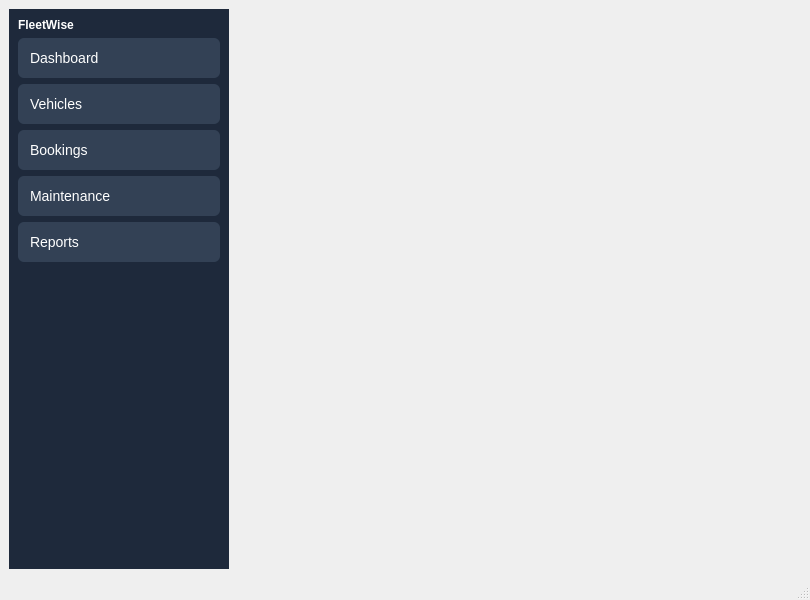
The window that FleetWise/mainwindow.ui (Wendz19/FleetWise) describes before a commit, drawn with Qt 5.
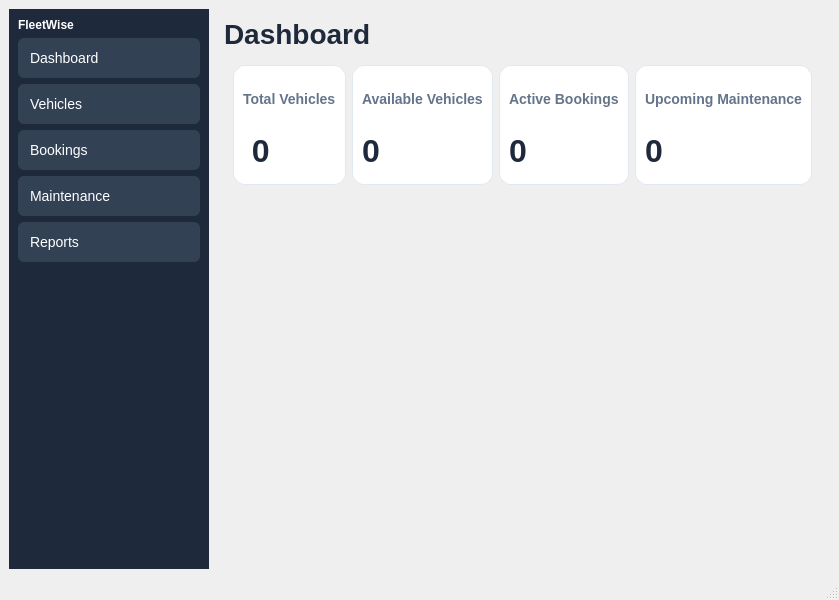
The same window after the commit.

Commit message: Built Fleetwise dashboard UI with four summary cards

What changed in the file:
```diff
--- a/FleetWise/mainwindow.ui
+++ b/FleetWise/mainwindow.ui
@@ -252,7 +252,7 @@
       <item>
        <widget class="QWidget" name="contentArea" native="true">
         <property name="sizePolicy">
-         <sizepolicy hsizetype="Preferred" vsizetype="Maximum">
+         <sizepolicy hsizetype="Preferred" vsizetype="Expanding">
           <horstretch>0</horstretch>
           <verstretch>0</verstretch>
          </sizepolicy>
@@ -260,6 +260,259 @@
         <property name="styleSheet">
          <string notr="true"/>
         </property>
+        <layout class="QVBoxLayout" name="verticalLayout_2" stretch="0,0,0">
+         <item>
+          <widget class="QLabel" name="label_2">
+           <property name="sizePolicy">
+            <sizepolicy hsizetype="Preferred" vsizetype="Maximum">
+             <horstretch>0</horstretch>
+             <verstretch>0</verstretch>
+            </sizepolicy>
+           </property>
+           <property name="styleSheet">
+            <string notr="true">QLabel {
+    color: #1E293B;
+    font-size: 28px;
+    font-weight: bold;
+}
+</string>
+           </property>
+           <property name="text">
+            <string>Dashboard</string>
+           </property>
+           <property name="alignment">
+            <set>Qt::AlignmentFlag::AlignLeading|Qt::AlignmentFlag::AlignLeft|Qt::AlignmentFlag::AlignTop</set>
+           </property>
+          </widget>
+         </item>
+         <item>
+          <widget class="QWidget" name="dashboardCardsContainer" native="true">
+           <layout class="QHBoxLayout" name="horizontalLayout">
+            <item>
+             <widget class="QFrame" name="cardTotalVehicles">
+              <property name="minimumSize">
+               <size>
+                <width>0</width>
+                <height>120</height>
+               </size>
+              </property>
+              <property name="styleSheet">
+               <string notr="true">QFrame#cardTotalVehicles {
+    background-color: #FFFFFF;
+    border: 1px solid #E2E8F0;
+    border-radius: 12px;
+}</string>
+              </property>
+              <property name="frameShape">
+               <enum>QFrame::Shape::StyledPanel</enum>
+              </property>
+              <property name="frameShadow">
+               <enum>QFrame::Shadow::Raised</enum>
+              </property>
+              <layout class="QVBoxLayout" name="verticalLayout_3">
+               <property name="spacing">
+                <number>4</number>
+               </property>
+               <item>
+                <widget class="QLabel" name="label_3">
+                 <property name="styleSheet">
+                  <string notr="true">color: #64748B;
+font-size: 14px;
+font-weight: 500;</string>
+                 </property>
+                 <property name="text">
+                  <string>Total Vehicles</string>
+                 </property>
+                </widget>
+               </item>
+               <item>
+                <widget class="QLabel" name="lblTotalVehiclesCount">
+                 <property name="styleSheet">
+                  <string notr="true">color: #1E293B;
+font-size: 32px;
+font-weight: bold;</string>
+                 </property>
+                 <property name="text">
+                  <string> 0</string>
+                 </property>
+                </widget>
+               </item>
+              </layout>
+             </widget>
+            </item>
+            <item>
+             <widget class="QFrame" name="cardAvailableVehicles">
+              <property name="minimumSize">
+               <size>
+                <width>0</width>
+                <height>120</height>
+               </size>
+              </property>
+              <property name="styleSheet">
+               <string notr="true">QFrame#cardAvailableVehicles {
+    background-color: #FFFFFF;
+    border: 1px solid #E2E8F0;
+    border-radius: 12px;
+}</string>
+              </property>
+              <property name="frameShape">
+               <enum>QFrame::Shape::StyledPanel</enum>
+              </property>
+              <property name="frameShadow">
+               <enum>QFrame::Shadow::Raised</enum>
+              </property>
+              <layout class="QVBoxLayout" name="verticalLayout_4">
+               <property name="spacing">
+                <number>4</number>
+               </property>
+               <item>
+                <widget class="QLabel" name="label_5">
+                 <property name="styleSheet">
+                  <string notr="true">color: #64748B;
+font-size: 14px;
+font-weight: 500;</string>
+                 </property>
+                 <property name="text">
+                  <string>Available Vehicles</string>
+                 </property>
+                </widget>
+               </item>
+               <item>
+                <widget class="QLabel" name="lblAvailableVehiclesCount">
+                 <property name="styleSheet">
+                  <string notr="true">color: #1E293B;
+font-size: 32px;
+font-weight: bold;</string>
+                 </property>
+                 <property name="text">
+                  <string>0</string>
+                 </property>
+                </widget>
+               </item>
+              </layout>
+             </widget>
+            </item>
+            <item>
+             <widget class="QFrame" name="cardActiveBookings">
+              <property name="minimumSize">
+               <size>
+                <width>0</width>
+                <height>120</height>
+               </size>
+              </property>
+              <property name="styleSheet">
+               <string notr="true">QFrame#cardActiveBookings {
+    background-color: #FFFFFF;
+    border: 1px solid #E2E8F0;
+    border-radius: 12px;
+}</string>
+              </property>
+              <property name="frameShape">
+               <enum>QFrame::Shape::StyledPanel</enum>
+              </property>
+              <property name="frameShadow">
+               <enum>QFrame::Shadow::Raised</enum>
+              </property>
+              <layout class="QVBoxLayout" name="verticalLayout_5">
+               <property name="spacing">
+                <number>4</number>
+               </property>
+               <item>
+                <widget class="QLabel" name="label_6">
+                 <property name="styleSheet">
+                  <string notr="true">color: #64748B;
+font-size: 14px;
+font-weight: 500;</string>
+                 </property>
+                 <property name="text">
+                  <string>Active Bookings</string>
+                 </property>
+                </widget>
+               </item>
+               <item>
+                <widget class="QLabel" name="lblActiveBookingsCount">
+                 <property name="styleSheet">
+                  <string notr="true">color: #1E293B;
+font-size: 32px;
+font-weight: bold;</string>
+                 </property>
+                 <property name="text">
+                  <string>0</string>
+                 </property>
+                </widget>
+               </item>
+              </layout>
+             </widget>
+            </item>
+            <item>
+             <widget class="QFrame" name="cardUpcomingMaintenance">
+              <property name="minimumSize">
+               <size>
+                <width>0</width>
+                <height>120</height>
+               </size>
+              </property>
+              <property name="styleSheet">
+               <string notr="true">QFrame#cardUpcomingMaintenance {
+    background-color: #FFFFFF;
+    border: 1px solid #E2E8F0;
+    border-radius: 12px;
+}</string>
+              </property>
+              <property name="frameShape">
+               <enum>QFrame::Shape::StyledPanel</enum>
+              </property>
+              <property name="frameShadow">
+               <enum>QFrame::Shadow::Raised</enum>
+              </property>
+              <layout class="QVBoxLayout" name="verticalLayout_6">
+               <property name="spacing">
+                <number>4</number>
+               </property>
+               <item>
+                <widget class="QLabel" name="label_7">
+                 <property name="styleSheet">
+                  <string notr="true">color: #64748B;
+font-size: 14px;
+font-weight: 500;</string>
+                 </property>
+                 <property name="text">
+                  <string>Upcoming Maintenance</string>
+                 </property>
+                </widget>
+               </item>
+               <item>
+                <widget class="QLabel" name="lblUpcomingMaintenanceCount">
+                 <property name="styleSheet">
+                  <string notr="true">color: #1E293B;
+font-size: 32px;
+font-weight: bold;</string>
+                 </property>
+                 <property name="text">
+                  <string>0</string>
+                 </property>
+                </widget>
+               </item>
+              </layout>
+             </widget>
+            </item>
+           </layout>
+          </widget>
+         </item>
+         <item>
+          <spacer name="verticalSpacer_2">
+           <property name="orientation">
+            <enum>Qt::Orientation::Vertical</enum>
+           </property>
+           <property name="sizeHint" stdset="0">
+            <size>
+             <width>20</width>
+             <height>40</height>
+            </size>
+           </property>
+          </spacer>
+         </item>
+        </layout>
        </widget>
       </item>
      </layout>
```
